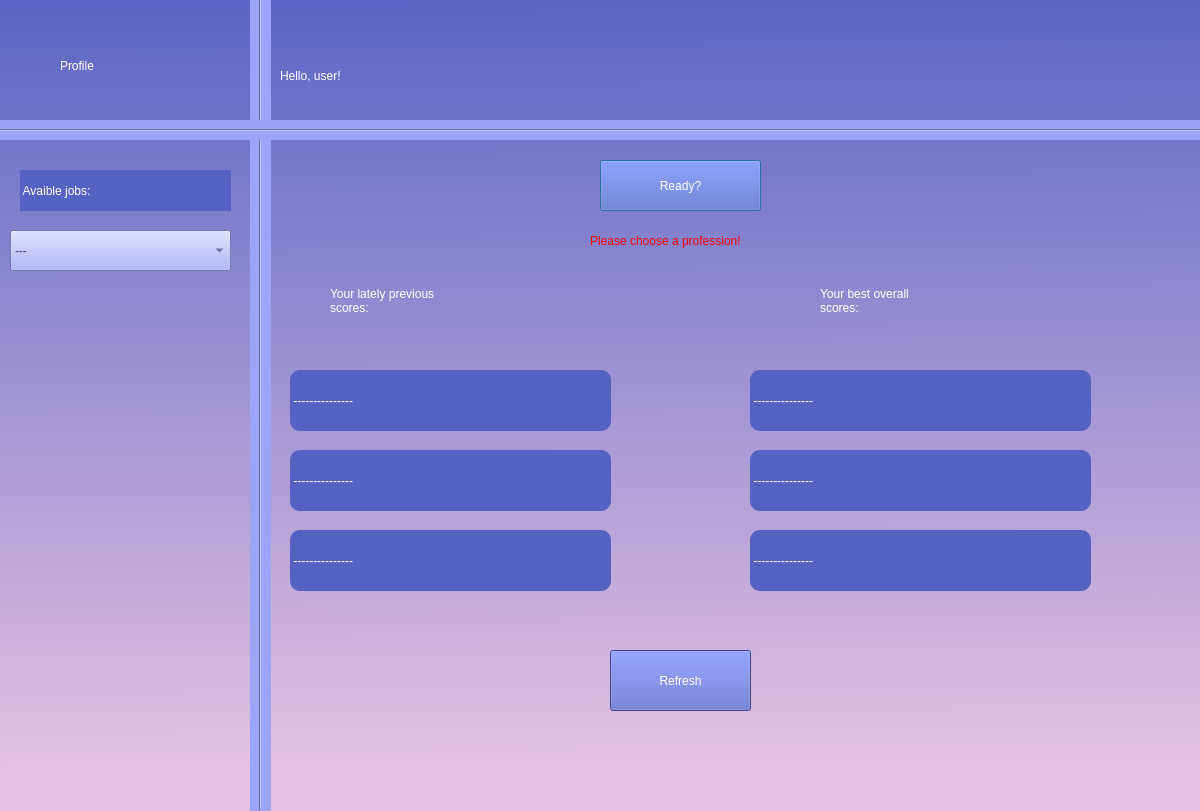
This is Skriptovi/Profile.ui in xcWhy/QiuzJob as Qt 5 draws it before an edit. The edited form follows.
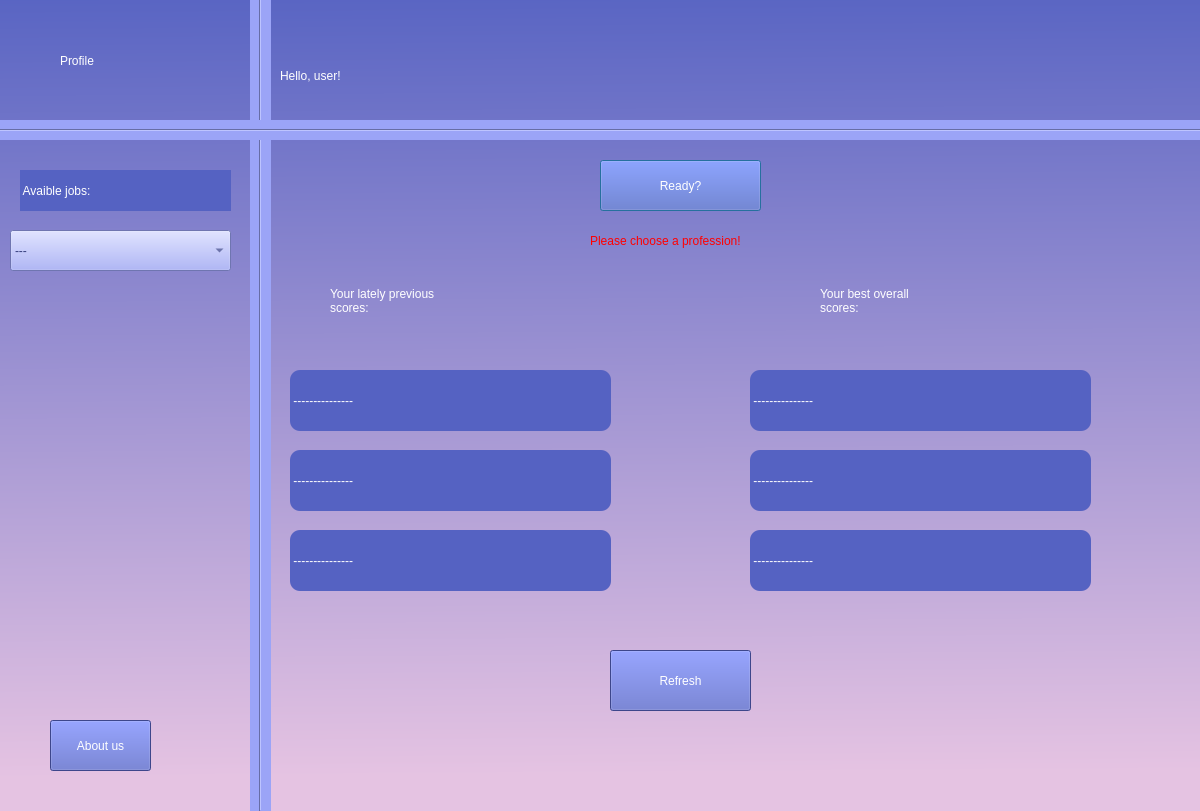
This is the edited form.

Diff of the .ui file:
```diff
--- a/Skriptovi/Profile.ui
+++ b/Skriptovi/Profile.ui
@@ -86,25 +86,6 @@
      <enum>Qt::Horizontal</enum>
     </property>
    </widget>
-   <widget class="QLabel" name="label">
-    <property name="geometry">
-     <rect>
-      <x>110</x>
-      <y>50</y>
-      <width>151</width>
-      <height>91</height>
-     </rect>
-    </property>
-    <property name="styleSheet">
-     <string notr="true">
-	font: 32pt &quot;Rockwell&quot;;
-color: rgb(255, 255, 255);
-background-color: qlineargradient(spread:pad, x1:0.205, y1:0, x2:0.312, y2:1, stop:0 rgba(100, 241, 255, 0), stop:1 rgba(245, 221, 221, 0));</string>
-    </property>
-    <property name="text">
-     <string>Profile</string>
-    </property>
-   </widget>
    <widget class="QPushButton" name="ButtonReady">
     <property name="geometry">
      <rect>
@@ -371,6 +352,45 @@
      <string>Please choose a profession!</string>
     </property>
    </widget>
+   <widget class="QPushButton" name="us_btn">
+    <property name="geometry">
+     <rect>
+      <x>100</x>
+      <y>750</y>
+      <width>101</width>
+      <height>51</height>
+     </rect>
+    </property>
+    <property name="styleSheet">
+     <string notr="true">
+background-color: rgb(85, 98, 194);
+color: rgb(255, 255, 255);
+	font: 12pt &quot;Rockwell&quot;;
+</string>
+    </property>
+    <property name="text">
+     <string>About us</string>
+    </property>
+   </widget>
+   <widget class="QLabel" name="greeting_label_2">
+    <property name="geometry">
+     <rect>
+      <x>110</x>
+      <y>50</y>
+      <width>131</width>
+      <height>81</height>
+     </rect>
+    </property>
+    <property name="styleSheet">
+     <string notr="true">
+	font: 32pt &quot;Rockwell&quot;;
+color: rgb(255, 255, 255);
+background-color: qlineargradient(spread:pad, x1:0.205, y1:0, x2:0.312, y2:1, stop:0 rgba(100, 241, 255, 0), stop:1 rgba(245, 221, 221, 0));</string>
+    </property>
+    <property name="text">
+     <string>Profile</string>
+    </property>
+   </widget>
    <zorder>theme_box</zorder>
    <zorder>label</zorder>
    <zorder>ButtonReady</zorder>
```
Left out of the diff: 3 changed lines with no effect on the pictures.
